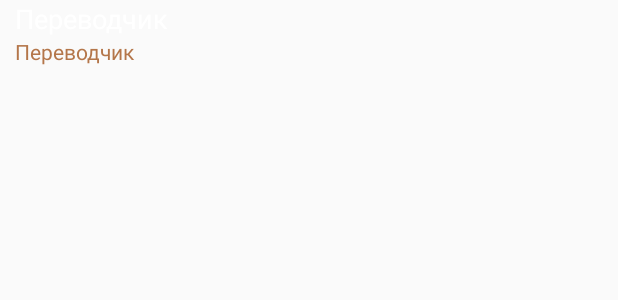
After one commit to andNext/speechpad, an Android app: the layout item.xml on its own in the app's theme, with its tools: preview values and no code run, on a phone screen of 412 x 824 dp. The commit adds this screen. Shown: the top 300 px of the screen. Run offline under Robolectric (Android 15) with nearby library versions, the phone set to English and light mode, and no system bars.

Commit message:
add item.xml

```diff
--- a/app/src/main/java/ru/expendables/speechpad/MainActivity.java
+++ b/app/src/main/java/ru/expendables/speechpad/MainActivity.java
@@ -134,7 +134,7 @@ public class MainActivity extends Activity
         }
     }
 
-private void copyFile(InputStream in, OutputStream out) throws IOException {
+    private void copyFile(InputStream in, OutputStream out) throws IOException {
         byte[] buffer = new byte[1024];
         int read;
         while((read = in.read(buffer)) != -1){
--- /dev/null
+++ b/app/src/main/res/layout/item.xml
@@ -0,0 +1,24 @@
+<?xml version="1.0" encoding="utf-8"?>
+<LinearLayout xmlns:android="http://schemas.android.com/apk/res/android"
+    android:orientation="vertical"
+    android:layout_width="match_parent"
+    android:layout_height="wrap_content">
+    <TextView
+        android:id="@+id/noteText"
+        android:layout_width="wrap_content"
+        android:layout_height="wrap_content"
+        android:layout_gravity="center_vertical"
+        android:layout_marginLeft="10dp"
+        android:text="@string/title_activity_translate"
+        android:textSize="18dp"
+        android:textColor="@color/abc_primary_text_material_dark"
+        />
+    <TextView
+        android:id="@+id/dateText"
+        android:layout_width="wrap_content"
+        android:layout_height="wrap_content"
+        android:layout_marginLeft="10dp"
+        android:text="@string/title_activity_translate"
+        android:textSize="14dp"
+        android:textColor="@color/text_orange"/>
+</LinearLayout>
--- a/app/src/main/res/values/strings.xml
+++ b/app/src/main/res/values/strings.xml
@@ -17,6 +17,7 @@
     <string name="toLang">ru</string>
     <string name="translate">Перевести</string>
 
+    <string name="delete_record">Удалить запись</string>
 
     <string name="api_langarray_name">Список</string>
 
```
Also changed, not shown: 18 other files.
